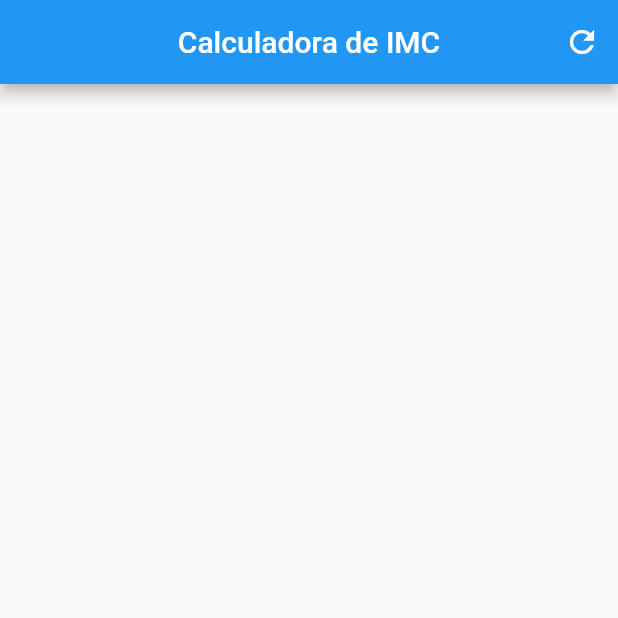
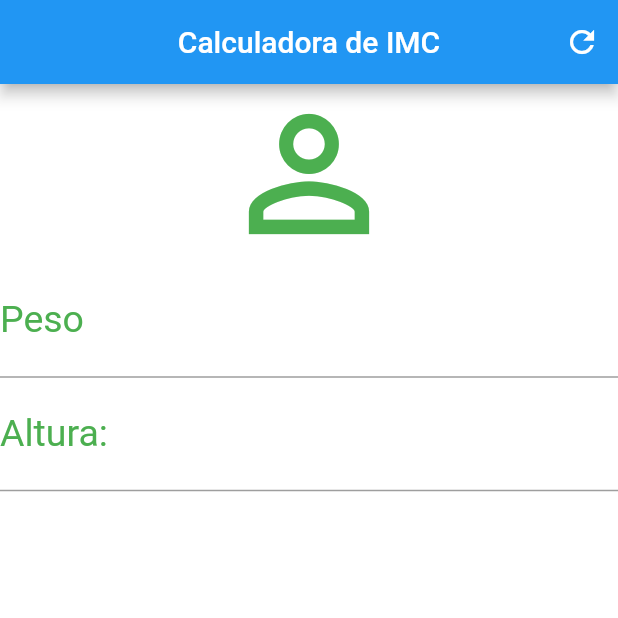
Before and after one commit to tofarias/caculadora-imc, a Flutter app: the screen it shows after launch, on a phone screen of 412 x 824 dp, the top half of it. Run offline on Flutter 3.47's test engine with Material 2 defaults, Android fonts, the phone set to English and light mode, and no system bars.

Commit message:
Add layout básico

```diff
--- a/calculadora_imc/lib/main.dart
+++ b/calculadora_imc/lib/main.dart
@@ -24,6 +24,31 @@ class _HomeState extends State<Home> {
           onPressed: (){},)
         ],
       ),
+      backgroundColor: Colors.white,
+      body: Column(
+        crossAxisAlignment: CrossAxisAlignment.stretch,
+        children: <Widget>[
+          Icon(Icons.person_outline, size: 120.0, color: Colors.green),
+          TextField(
+            keyboardType: TextInputType.number,
+            decoration: InputDecoration(
+              labelText: "Peso",
+              labelStyle: TextStyle(color: Colors.green)
+            ),
+            textAlign: TextAlign.center,
+            style: TextStyle(color:Colors.green, fontSize: 25.0)
+          ),
+          TextField(
+              keyboardType: TextInputType.number,
+              decoration: InputDecoration(
+                  labelText: "Altura:",
+                  labelStyle: TextStyle(color: Colors.green)
+              ),
+              textAlign: TextAlign.center,
+              style: TextStyle(color:Colors.green, fontSize: 25.0)
+          )
+        ],
+      )
     );
   }
 }
```
Also changed, not shown: 1 other file.
